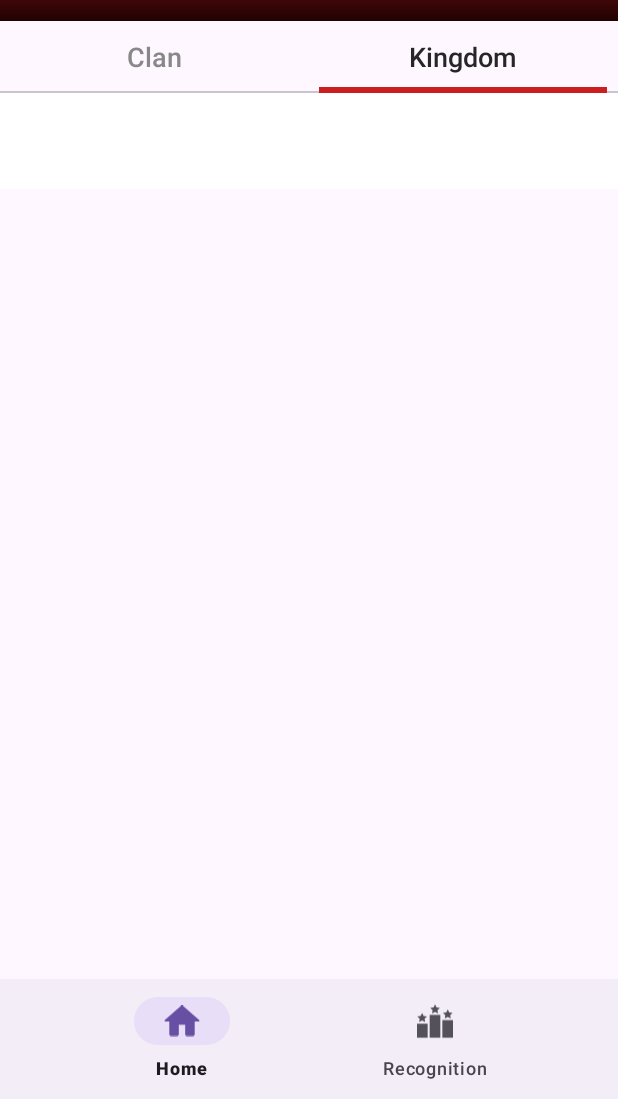
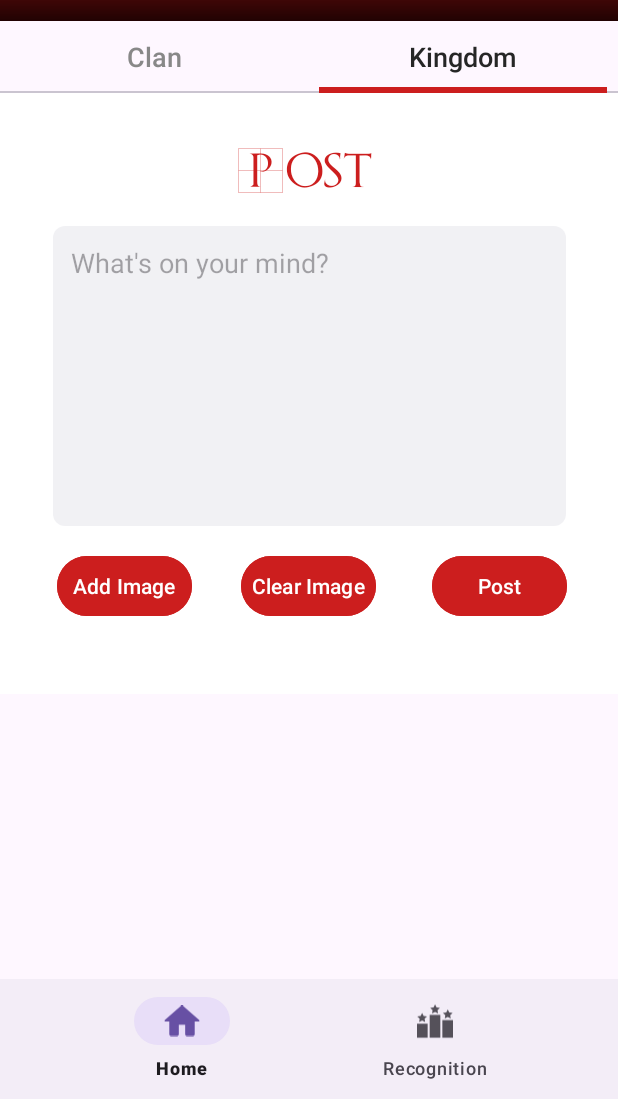
Before and after one commit to IanDude/Sovereign, an Android app: the fragment HOFFragment placed in its activity, tab 2 chosen, on a phone screen of 412 x 824 dp, the part 137-1236 px from its top. Run offline under Robolectric (Android 15) with nearby library versions, the phone set to English and light mode, and no system bars; our stand-ins replace Firebase (no records; nobody signed in at launch, a user with empty details on screens opened directly).

Commit message:
Fixed the HOF tab not responding

```diff
--- a/app/src/main/java/com/example/sovereign/HOFFragment.java
+++ b/app/src/main/java/com/example/sovereign/HOFFragment.java
@@ -64,7 +64,7 @@ public class HOFFragment extends Fragment {
     public View onCreateView(@NonNull LayoutInflater inflater, @Nullable ViewGroup container,
                              @Nullable Bundle savedInstanceState) {
         View view = inflater.inflate(R.layout.fragment_h_o_f, container, false);
-        usertype = Manager.getUserType();
+        Manager = new LoginManager(getContext());
 
         // Initialize Firebase
         firebaseDatabase = FirebaseDatabase.getInstance();
@@ -79,6 +79,8 @@ public class HOFFragment extends Fragment {
         imageView = view.findViewById(R.id.imageView);
         postsContainer = view.findViewById(R.id.postsContainer);
 
+
+        usertype = Manager.getUserType();
         if (usertype.equals("SSG")){
             layout_HOF.setVisibility(View.VISIBLE);
         }
--- a/app/src/main/res/layout/fragment_h_o_f.xml
+++ b/app/src/main/res/layout/fragment_h_o_f.xml
@@ -16,7 +16,7 @@
         <!-- Dynamic Post Feed -->
         <androidx.constraintlayout.widget.ConstraintLayout
             android:id="@+id/HOFLayout"
-            android:visibility="visible"
+            android:visibility="gone"
             android:layout_width="match_parent"
             android:layout_height="wrap_content">
 
--- a/app/src/main/res/layout/fragment_kingdom.xml
+++ b/app/src/main/res/layout/fragment_kingdom.xml
@@ -18,7 +18,7 @@
         <!-- Dynamic Post Feed -->
         <androidx.constraintlayout.widget.ConstraintLayout
             android:id="@+id/kingdom_layout"
-            android:visibility="gone"
+            android:visibility="visible"
             android:layout_width="match_parent"
             android:layout_height="wrap_content">
 
```
